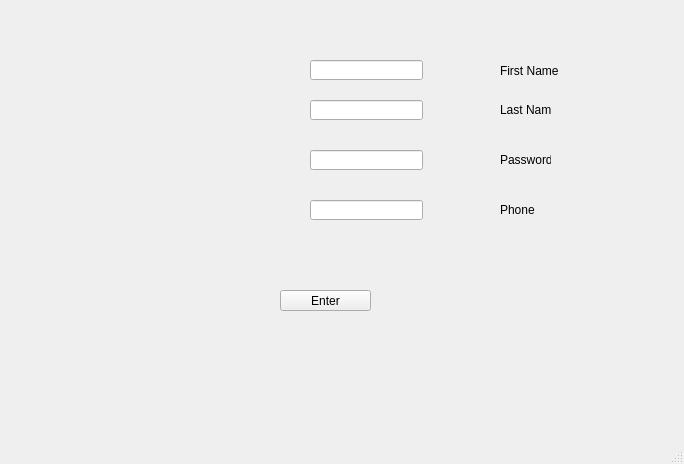
elsobhano/python_AP_fina, file Form.ui: the form before one commit.
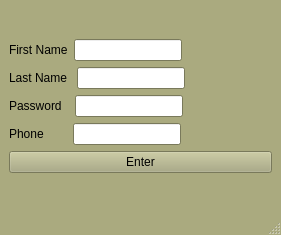
The form after the commit.

```diff
--- a/Form.ui
+++ b/Form.ui
@@ -6,119 +6,620 @@
    <rect>
     <x>0</x>
     <y>0</y>
-    <width>684</width>
-    <height>464</height>
+    <width>281</width>
+    <height>235</height>
    </rect>
   </property>
+  <property name="sizePolicy">
+   <sizepolicy hsizetype="Fixed" vsizetype="Fixed">
+    <horstretch>0</horstretch>
+    <verstretch>0</verstretch>
+   </sizepolicy>
+  </property>
+  <property name="palette">
+   <palette>
+    <active>
+     <colorrole role="WindowText">
+      <brush brushstyle="SolidPattern">
+       <color alpha="255">
+        <red>0</red>
+        <green>0</green>
+        <blue>0</blue>
+       </color>
+      </brush>
+     </colorrole>
+     <colorrole role="Button">
+      <brush brushstyle="SolidPattern">
+       <color alpha="255">
+        <red>170</red>
+        <green>170</green>
+        <blue>127</blue>
+       </color>
+      </brush>
+     </colorrole>
+     <colorrole role="Light">
+      <brush brushstyle="SolidPattern">
+       <color alpha="255">
+        <red>255</red>
+        <green>255</green>
+        <blue>191</blue>
+       </color>
+      </brush>
+     </colorrole>
+     <colorrole role="Midlight">
+      <brush brushstyle="SolidPattern">
+       <color alpha="255">
+        <red>212</red>
+        <green>212</green>
+        <blue>159</blue>
+       </color>
+      </brush>
+     </colorrole>
+     <colorrole role="Dark">
+      <brush brushstyle="SolidPattern">
+       <color alpha="255">
+        <red>85</red>
+        <green>85</green>
+        <blue>64</blue>
+       </color>
+      </brush>
+     </colorrole>
+     <colorrole role="Mid">
+      <brush brushstyle="SolidPattern">
+       <color alpha="255">
+        <red>113</red>
+        <green>113</green>
+        <blue>85</blue>
+       </color>
+      </brush>
+     </colorrole>
+     <colorrole role="Text">
+      <brush brushstyle="SolidPattern">
+       <color alpha="255">
+        <red>0</red>
+        <green>0</green>
+        <blue>0</blue>
+       </color>
+      </brush>
+     </colorrole>
+     <colorrole role="BrightText">
+      <brush brushstyle="SolidPattern">
+       <color alpha="255">
+        <red>255</red>
+        <green>255</green>
+        <blue>255</blue>
+       </color>
+      </brush>
+     </colorrole>
+     <colorrole role="ButtonText">
+      <brush brushstyle="SolidPattern">
+       <color alpha="255">
+        <red>0</red>
+        <green>0</green>
+        <blue>0</blue>
+       </color>
+      </brush>
+     </colorrole>
+     <colorrole role="Base">
+      <brush brushstyle="SolidPattern">
+       <color alpha="255">
+        <red>255</red>
+        <green>255</green>
+        <blue>255</blue>
+       </color>
+      </brush>
+     </colorrole>
+     <colorrole role="Window">
+      <brush brushstyle="SolidPattern">
+       <color alpha="255">
+        <red>170</red>
+        <green>170</green>
+        <blue>127</blue>
+       </color>
+      </brush>
+     </colorrole>
+     <colorrole role="Shadow">
+      <brush brushstyle="SolidPattern">
+       <color alpha="255">
+        <red>0</red>
+        <green>0</green>
+        <blue>0</blue>
+       </color>
+      </brush>
+     </colorrole>
+     <colorrole role="AlternateBase">
+      <brush brushstyle="SolidPattern">
+       <color alpha="255">
+        <red>212</red>
+        <green>212</green>
+        <blue>191</blue>
+       </color>
+      </brush>
+     </colorrole>
+     <colorrole role="ToolTipBase">
+      <brush brushstyle="SolidPattern">
+       <color alpha="255">
+        <red>255</red>
+        <green>255</green>
+        <blue>220</blue>
+       </color>
+      </brush>
+     </colorrole>
+     <colorrole role="ToolTipText">
+      <brush brushstyle="SolidPattern">
+       <color alpha="255">
+        <red>0</red>
+        <green>0</green>
+        <blue>0</blue>
+       </color>
+      </brush>
+     </colorrole>
+     <colorrole role="PlaceholderText">
+      <brush brushstyle="SolidPattern">
+       <color alpha="128">
+        <red>0</red>
+        <green>0</green>
+        <blue>0</blue>
+       </color>
+      </brush>
+     </colorrole>
+    </active>
+    <inactive>
+     <colorrole role="WindowText">
+      <brush brushstyle="SolidPattern">
+       <color alpha="255">
+        <red>0</red>
+        <green>0</green>
+        <blue>0</blue>
+       </color>
+      </brush>
+     </colorrole>
+     <colorrole role="Button">
+      <brush brushstyle="SolidPattern">
+       <color alpha="255">
+        <red>170</red>
+        <green>170</green>
+        <blue>127</blue>
+       </color>
+      </brush>
+     </colorrole>
+     <colorrole role="Light">
+      <brush brushstyle="SolidPattern">
+       <color alpha="255">
+        <red>255</red>
+        <green>255</green>
+        <blue>191</blue>
+       </color>
+      </brush>
+     </colorrole>
+     <colorrole role="Midlight">
+      <brush brushstyle="SolidPattern">
+       <color alpha="255">
+        <red>212</red>
+        <green>212</green>
+        <blue>159</blue>
+       </color>
+      </brush>
+     </colorrole>
+     <colorrole role="Dark">
+      <brush brushstyle="SolidPattern">
+       <color alpha="255">
+        <red>85</red>
+        <green>85</green>
+        <blue>64</blue>
+       </color>
+      </brush>
+     </colorrole>
+     <colorrole role="Mid">
+      <brush brushstyle="SolidPattern">
+       <color alpha="255">
+        <red>113</red>
+        <green>113</green>
+        <blue>85</blue>
+       </color>
+      </brush>
+     </colorrole>
+     <colorrole role="Text">
+      <brush brushstyle="SolidPattern">
+       <color alpha="255">
+        <red>0</red>
+        <green>0</green>
+        <blue>0</blue>
+       </color>
+      </brush>
+     </colorrole>
+     <colorrole role="BrightText">
+      <brush brushstyle="SolidPattern">
+       <color alpha="255">
+        <red>255</red>
+        <green>255</green>
+        <blue>255</blue>
+       </color>
+      </brush>
+     </colorrole>
+     <colorrole role="ButtonText">
+      <brush brushstyle="SolidPattern">
+       <color alpha="255">
+        <red>0</red>
+        <green>0</green>
+        <blue>0</blue>
+       </color>
+      </brush>
+     </colorrole>
+     <colorrole role="Base">
+      <brush brushstyle="SolidPattern">
+       <color alpha="255">
+        <red>255</red>
+        <green>255</green>
+        <blue>255</blue>
+       </color>
+      </brush>
+     </colorrole>
+     <colorrole role="Window">
+      <brush brushstyle="SolidPattern">
+       <color alpha="255">
+        <red>170</red>
+        <green>170</green>
+        <blue>127</blue>
+       </color>
+      </brush>
+     </colorrole>
+     <colorrole role="Shadow">
+      <brush brushstyle="SolidPattern">
+       <color alpha="255">
+        <red>0</red>
+        <green>0</green>
+        <blue>0</blue>
+       </color>
+      </brush>
+     </colorrole>
+     <colorrole role="AlternateBase">
+      <brush brushstyle="SolidPattern">
+       <color alpha="255">
+        <red>212</red>
+        <green>212</green>
+        <blue>191</blue>
+       </color>
+      </brush>
+     </colorrole>
+     <colorrole role="ToolTipBase">
+      <brush brushstyle="SolidPattern">
+       <color alpha="255">
+        <red>255</red>
+        <green>255</green>
+        <blue>220</blue>
+       </color>
+      </brush>
+     </colorrole>
+     <colorrole role="ToolTipText">
+      <brush brushstyle="SolidPattern">
+       <color alpha="255">
+        <red>0</red>
+        <green>0</green>
+        <blue>0</blue>
+       </color>
+      </brush>
+     </colorrole>
+     <colorrole role="PlaceholderText">
+      <brush brushstyle="SolidPattern">
+       <color alpha="128">
+        <red>0</red>
+        <green>0</green>
+        <blue>0</blue>
+       </color>
+      </brush>
+     </colorrole>
+    </inactive>
+    <disabled>
+     <colorrole role="WindowText">
+      <brush brushstyle="SolidPattern">
+       <color alpha="255">
+        <red>85</red>
+        <green>85</green>
+        <blue>64</blue>
+       </color>
+      </brush>
+     </colorrole>
+     <colorrole role="Button">
+      <brush brushstyle="SolidPattern">
+       <color alpha="255">
+        <red>170</red>
+        <green>170</green>
+        <blue>127</blue>
+       </color>
+      </brush>
+     </colorrole>
+     <colorrole role="Light">
+      <brush brushstyle="SolidPattern">
+       <color alpha="255">
+        <red>255</red>
+        <green>255</green>
+        <blue>191</blue>
+       </color>
+      </brush>
+     </colorrole>
+     <colorrole role="Midlight">
+      <brush brushstyle="SolidPattern">
+       <color alpha="255">
+        <red>212</red>
+        <green>212</green>
+        <blue>159</blue>
+       </color>
+      </brush>
+     </colorrole>
+     <colorrole role="Dark">
+      <brush brushstyle="SolidPattern">
+       <color alpha="255">
+        <red>85</red>
+        <green>85</green>
+        <blue>64</blue>
+       </color>
+      </brush>
+     </colorrole>
+     <colorrole role="Mid">
+      <brush brushstyle="SolidPattern">
+       <color alpha="255">
+        <red>113</red>
+        <green>113</green>
+        <blue>85</blue>
+       </color>
+      </brush>
+     </colorrole>
+     <colorrole role="Text">
+      <brush brushstyle="SolidPattern">
+       <color alpha="255">
+        <red>85</red>
+        <green>85</green>
+        <blue>64</blue>
+       </color>
+      </brush>
+     </colorrole>
+     <colorrole role="BrightText">
+      <brush brushstyle="SolidPattern">
+       <color alpha="255">
+        <red>255</red>
+        <green>255</green>
+        <blue>255</blue>
+       </color>
+      </brush>
+     </colorrole>
+     <colorrole role="ButtonText">
+      <brush brushstyle="SolidPattern">
+       <color alpha="255">
+        <red>85</red>
+        <green>85</green>
+        <blue>64</blue>
+       </color>
+      </brush>
+     </colorrole>
+     <colorrole role="Base">
+      <brush brushstyle="SolidPattern">
+       <color alpha="255">
+        <red>170</red>
+        <green>170</green>
+        <blue>127</blue>
+       </color>
+      </brush>
+     </colorrole>
+     <colorrole role="Window">
+      <brush brushstyle="SolidPattern">
+       <color alpha="255">
+        <red>170</red>
+        <green>170</green>
+        <blue>127</blue>
+       </color>
+      </brush>
+     </colorrole>
+     <colorrole role="Shadow">
+      <brush brushstyle="SolidPattern">
+       <color alpha="255">
+        <red>0</red>
+        <green>0</green>
+        <blue>0</blue>
+       </color>
+      </brush>
+     </colorrole>
+     <colorrole role="AlternateBase">
+      <brush brushstyle="SolidPattern">
+       <color alpha="255">
+        <red>170</red>
+        <green>170</green>
+        <blue>127</blue>
+       </color>
+      </brush>
+     </colorrole>
+     <colorrole role="ToolTipBase">
+      <brush brushstyle="SolidPattern">
+       <color alpha="255">
+        <red>255</red>
+        <green>255</green>
+        <blue>220</blue>
+       </color>
+      </brush>
+     </colorrole>
+     <colorrole role="ToolTipText">
+      <brush brushstyle="SolidPattern">
+       <color alpha="255">
+        <red>0</red>
+        <green>0</green>
+        <blue>0</blue>
+       </color>
+      </brush>
+     </colorrole>
+     <colorrole role="PlaceholderText">
+      <brush brushstyle="SolidPattern">
+       <color alpha="128">
+        <red>0</red>
+        <green>0</green>
+        <blue>0</blue>
+       </color>
+      </brush>
+     </colorrole>
+    </disabled>
+   </palette>
+  </property>
   <property name="windowTitle">
    <string>MainWindow</string>
   </property>
   <widget class="QWidget" name="centralwidget">
-   <widget class="QLabel" name="label">
-    <property name="geometry">
-     <rect>
-      <x>500</x>
-      <y>60</y>
-      <width>101</width>
-      <height>21</height>
-     </rect>
-    </property>
-    <property name="text">
-     <string>First Name</string>
-    </property>
-   </widget>
-   <widget class="QLabel" name="label_2">
-    <property name="geometry">
-     <rect>
-      <x>500</x>
-      <y>100</y>
-      <width>51</width>
-      <height>20</height>
-     </rect>
-    </property>
-    <property name="text">
-     <string>Last Name</string>
-    </property>
-   </widget>
-   <widget class="QLabel" name="label_3">
-    <property name="geometry">
-     <rect>
-      <x>500</x>
-      <y>150</y>
-      <width>51</width>
-      <height>20</height>
-     </rect>
-    </property>
-    <property name="text">
-     <string>Password</string>
-    </property>
-   </widget>
-   <widget class="QLabel" name="label_4">
-    <property name="geometry">
-     <rect>
-      <x>500</x>
-      <y>200</y>
-      <width>51</width>
-      <height>20</height>
-     </rect>
-    </property>
-    <property name="text">
-     <string>Phone</string>
-    </property>
-   </widget>
-   <widget class="QPushButton" name="EntButton">
-    <property name="geometry">
-     <rect>
-      <x>280</x>
-      <y>290</y>
-      <width>91</width>
-      <height>21</height>
-     </rect>
-    </property>
-    <property name="text">
-     <string>Enter</string>
-    </property>
-   </widget>
-   <widget class="QLineEdit" name="FirstEdit">
-    <property name="geometry">
-     <rect>
-      <x>310</x>
-      <y>60</y>
-      <width>113</width>
-      <height>20</height>
-     </rect>
-    </property>
-   </widget>
-   <widget class="QLineEdit" name="LastEdit">
-    <property name="geometry">
-     <rect>
-      <x>310</x>
-      <y>100</y>
-      <width>113</width>
-      <height>20</height>
-     </rect>
-    </property>
-   </widget>
-   <widget class="QLineEdit" name="PassEdit">
-    <property name="geometry">
-     <rect>
-      <x>310</x>
-      <y>150</y>
-      <width>113</width>
-      <height>20</height>
-     </rect>
-    </property>
-   </widget>
-   <widget class="QLineEdit" name="PhoneEdit">
-    <property name="geometry">
-     <rect>
-      <x>310</x>
-      <y>200</y>
-      <width>113</width>
-      <height>20</height>
-     </rect>
-    </property>
-   </widget>
+   <layout class="QVBoxLayout" name="verticalLayout_2">
+    <item>
+     <layout class="QVBoxLayout" name="verticalLayout">
+      <item>
+       <layout class="QHBoxLayout" name="horizontalLayout">
+        <item>
+         <widget class="QLabel" name="label">
+          <property name="text">
+           <string>First Name</string>
+          </property>
+         </widget>
+        </item>
+        <item>
+         <widget class="QLineEdit" name="FirstEdit"/>
+        </item>
+        <item>
+         <spacer name="horizontalSpacer">
+          <property name="orientation">
+           <enum>Qt::Horizontal</enum>
+          </property>
+          <property name="sizeHint" stdset="0">
+           <size>
+            <width>40</width>
+            <height>20</height>
+           </size>
+          </property>
+         </spacer>
+        </item>
+       </layout>
+      </item>
+      <item>
+       <layout class="QHBoxLayout" name="horizontalLayout_2">
+        <item>
+         <widget class="QLabel" name="label_2">
+          <property name="text">
+           <string>Last Name </string>
+          </property>
+         </widget>
+        </item>
+        <item>
+         <widget class="QLineEdit" name="LastEdit"/>
+        </item>
+        <item>
+         <spacer name="horizontalSpacer_2">
+          <property name="orientation">
+           <enum>Qt::Horizontal</enum>
+          </property>
+          <property name="sizeHint" stdset="0">
+           <size>
+            <width>40</width>
+            <height>20</height>
+           </size>
+          </property>
+         </spacer>
+        </item>
+       </layout>
+      </item>
+      <item>
+       <layout class="QHBoxLayout" name="horizontalLayout_3">
+        <item>
+         <widget class="QLabel" name="label_3">
+          <property name="text">
+           <string>Password  </string>
+          </property>
+         </widget>
+        </item>
+        <item>
+         <widget class="QLineEdit" name="PassEdit"/>
+        </item>
+        <item>
+         <spacer name="horizontalSpacer_3">
+          <property name="orientation">
+           <enum>Qt::Horizontal</enum>
+          </property>
+          <property name="sizeHint" stdset="0">
+           <size>
+            <width>40</width>
+            <height>20</height>
+           </size>
+          </property>
+         </spacer>
+        </item>
+       </layout>
+      </item>
+      <item>
+       <layout class="QHBoxLayout" name="horizontalLayout_4">
+        <item>
+         <widget class="QLabel" name="label_4">
+          <property name="text">
+           <string>Phone       </string>
+          </property>
+         </widget>
+        </item>
+        <item>
+         <widget class="QLineEdit" name="PhoneEdit"/>
+        </item>
+        <item>
+         <spacer name="horizontalSpacer_4">
+          <property name="orientation">
+           <enum>Qt::Horizontal</enum>
+          </property>
+          <property name="sizeHint" stdset="0">
+           <size>
+            <width>40</width>
+            <height>20</height>
+           </size>
+          </property>
+         </spacer>
+        </item>
+       </layout>
+      </item>
+      <item>
+       <widget class="QPushButton" name="EntButton">
+        <property name="palette">
+         <palette>
+          <active>
+           <colorrole role="ButtonText">
+            <brush brushstyle="SolidPattern">
+             <color alpha="255">
+              <red>0</red>
+              <green>0</green>
+              <blue>0</blue>
+             </color>
+            </brush>
+           </colorrole>
+          </active>
+          <inactive>
+           <colorrole role="ButtonText">
+            <brush brushstyle="SolidPattern">
+             <color alpha="255">
+              <red>0</red>
+              <green>0</green>
+              <blue>0</blue>
+             </color>
+            </brush>
+           </colorrole>
+          </inactive>
+          <disabled>
+           <colorrole role="ButtonText">
+            <brush brushstyle="SolidPattern">
+             <color alpha="255">
+              <red>0</red>
+              <green>0</green>
+              <blue>0</blue>
+             </color>
+            </brush>
+           </colorrole>
+          </disabled>
+         </palette>
+        </property>
+        <property name="text">
+         <string>Enter</string>
+        </property>
+       </widget>
+      </item>
+     </layout>
+    </item>
+   </layout>
   </widget>
   <widget class="QMenuBar" name="menubar">
    <property name="geometry">
```
Left out of the diff: 4 changed lines with no effect on the pictures.
